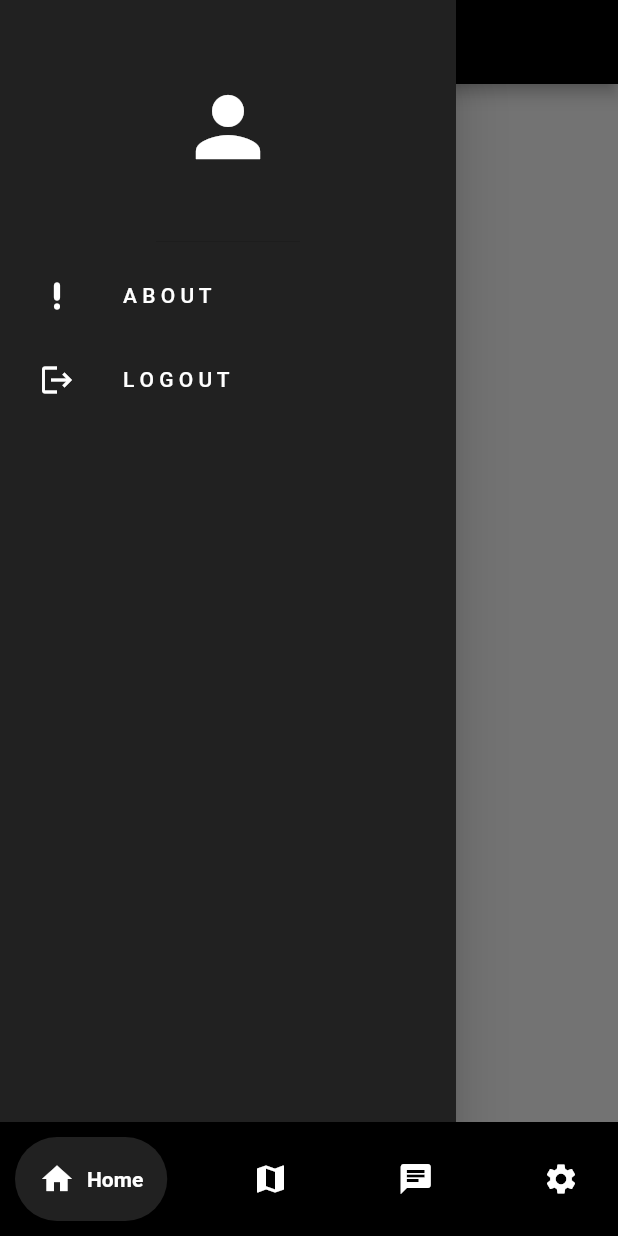
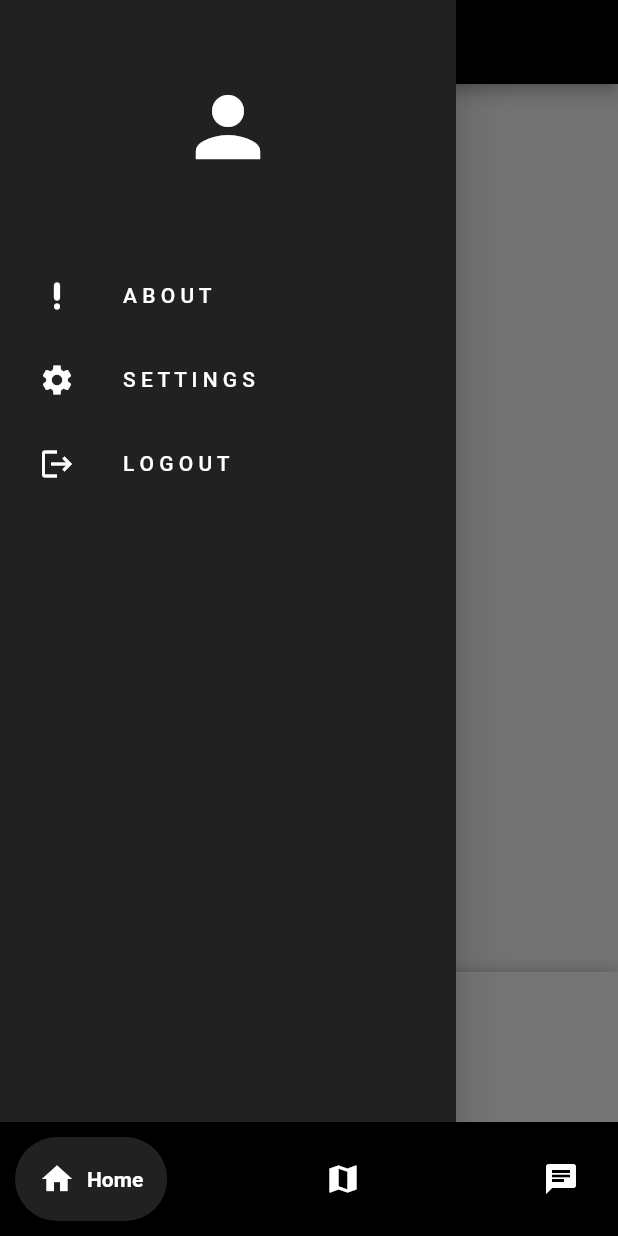
Before and after one commit to AsianZesus/App2, a Flutter app: the screen it shows once a user with an empty profile is signed in, with the side drawer open, on a phone screen of 412 x 824 dp. Run offline on Flutter 3.47's test engine with Material 2 defaults, Android fonts, the phone set to English and light mode, and no system bars; drawn by our look-alikes of firebase_database, google_nav_bar, sliding_up_panel; our stand-ins replace easy_splash_screen, firebase_auth, firebase_core, firebase_messaging, flutter_local_notifications, flutter_map and 2 more; missing offline and left inert: chart_sparkline; accounts and stored records are empty.

```diff
--- a/lib/components/bottom_nav_bar.dart
+++ b/lib/components/bottom_nav_bar.dart
@@ -27,9 +27,7 @@ class MyBottomNavBar extends StatelessWidget {
             GButton(icon: Icons.map,
             text: 'Map',),
             GButton(icon: Icons.chat,
-            text: 'Chatbot',),
-            GButton(icon: Icons.settings,
-            text: "Settings",)
+            text: 'Chatbot',)
           ],
         ),
       ),
--- a/lib/components/drawer.dart
+++ b/lib/components/drawer.dart
@@ -4,10 +4,12 @@ import 'package:flutter/material.dart';
 class MyDrawer extends StatelessWidget {
   final void Function()? onAboutTap;
   final void Function()? onLogOutTap;
+  final void Function()? onSettingsTap;
 
   const MyDrawer({super.key,
   required this.onAboutTap,
-  required this.onLogOutTap});
+  required this.onLogOutTap,
+  required this.onSettingsTap});
 
   @override
   Widget build(BuildContext context) {
@@ -26,6 +28,9 @@ class MyDrawer extends StatelessWidget {
           text: 'A B O U T',
           onTap: onAboutTap),
 
+          MyListTile(icon: Icons.settings, text: "S E T T I N G S",
+          onTap: onSettingsTap),
+
           MyListTile(icon: Icons.logout,
           text: "L O G O U T",
           onTap: onLogOutTap)
--- a/lib/pages/about_page.dart
+++ b/lib/pages/about_page.dart
@@ -11,7 +11,10 @@ class _AboutPageState extends State<AboutPage> {
   @override
   Widget build(BuildContext context) {
     return Scaffold(
-      appBar: AppBar(title: Text('About'),),
+      appBar: AppBar(
+        title: Text('About'),
+        backgroundColor: Colors.black,
+      ),
     );
   }
 }
--- a/lib/pages/dash_page.dart
+++ b/lib/pages/dash_page.dart
@@ -1,12 +1,17 @@
+import 'dart:async';
+
 import 'package:firebase_auth/firebase_auth.dart';
 import 'package:firebase_database/firebase_database.dart';
 import 'package:firebase_database/ui/firebase_animated_list.dart';
 import 'package:flood_app/components/drawer.dart';
 import 'package:flood_app/main.dart';
 import 'package:flood_app/pages/about_page.dart';
+import 'package:flood_app/pages/panel_widget.dart';
+import 'package:flood_app/pages/settings_page.dart';
 import 'package:flood_app/widgets/sensor_card.dart';
 import 'package:flutter/material.dart';
 import 'package:flutter_local_notifications/flutter_local_notifications.dart';
+import 'package:sliding_up_panel/sliding_up_panel.dart';
 
 class DashPage extends StatefulWidget {
   const DashPage({super.key});
@@ -18,11 +23,13 @@ class DashPage extends StatefulWidget {
 }
 
 class _DashPageState extends State<DashPage> {
-  void showNotificatinons() async{
+  void showNotificatinons() async {
     AndroidNotificationDetails androidDetails = const AndroidNotificationDetails(
         "notificaitons-flood", "Flood Notifications",
-        priority: Priority.max, importance: Importance.max,
-        styleInformation: BigTextStyleInformation("The sensors have detected an unusual surge of water that surpases the normal threshold. As a result, there is a high risk of flooding in low-lying areas and near water bodies."));
+        priority: Priority.max,
+        importance: Importance.max,
+        styleInformation: BigTextStyleInformation(
+            "The sensors have detected an unusual surge of water that surpases the normal threshold. As a result, there is a high risk of flooding in low-lying areas and near water bodies."));
 
     DarwinNotificationDetails iosDetails = const DarwinNotificationDetails(
       presentAlert: true,
@@ -30,14 +37,16 @@ class _DashPageState extends State<DashPage> {
       presentSound: true,
     );
 
-    NotificationDetails notiDetails = NotificationDetails(
-      android: androidDetails,
-      iOS: iosDetails
-    );
+    NotificationDetails notiDetails =
+        NotificationDetails(android: androidDetails, iOS: iosDetails);
 
     const String symbol = '\u26A0';
 
-    await notificationsPlugin.show(0, "Flood Alert  $symbol", "The sensors have detected an unusual surge of water that surpases the normal threshold. As a result, there is a high risk of flooding in low-lying areas and near water bodies.", notiDetails);
+    await notificationsPlugin.show(
+        0,
+        "Flood Alert  $symbol",
+        "The sensors have detected an unusual surge of water that surpases the normal threshold. As a result, there is a high risk of flooding in low-lying areas and near water bodies.",
+        notiDetails);
   }
 
   final Query dbRef = FirebaseDatabase.instance.ref().child('HC');
@@ -65,6 +74,18 @@ class _DashPageState extends State<DashPage> {
     );
   }
 
+  void onSettingsTap() {
+    // pop the app drawer
+    Navigator.pop(context);
+
+    Navigator.push(
+      context,
+      MaterialPageRoute(
+        builder: (context) => const SettingsPage(),
+      ),
+    );
+  }
+
   @override
   Widget build(BuildContext context) {
     return Scaffold(
@@ -75,7 +96,9 @@ class _DashPageState extends State<DashPage> {
       drawer: MyDrawer(
         onAboutTap: goToAboutPage,
         onLogOutTap: signOut,
+        onSettingsTap: onSettingsTap,
       ),
+      body: SlidingUpPanel(
         body: Column(
           children: [
             const SizedBox(
@@ -139,7 +162,8 @@ class _DashPageState extends State<DashPage> {
                       MySensorCard(
                           value: waterdata,
                           name: 'Water Flow',
-                        assetImage: const AssetImage('assets/images/water.png'),
+                          assetImage:
+                              const AssetImage('assets/images/water.png'),
                           unit: 'l/m',
                           trendData: waterList!,
                           linePoint: Colors.blueAccent),
@@ -148,8 +172,14 @@ class _DashPageState extends State<DashPage> {
                 },
               ),
             ),
-
+            const SizedBox(
+              height: 200,
+            ),
           ],
+        ),
+        panelBuilder: (controller) => PanelWidget(
+          controller: controller,
+        ),
       ),
     );
   }
--- a/lib/pages/home_page.dart
+++ b/lib/pages/home_page.dart
@@ -2,7 +2,6 @@ import 'package:flood_app/components/bottom_nav_bar.dart';
 import 'package:flood_app/pages/chat_page.dart';
 import 'package:flood_app/pages/dash_page.dart';
 import 'package:flood_app/pages/map_page.dart';
-import 'package:flood_app/pages/settings_page.dart';
 import 'package:flutter/material.dart';
 
 class HomePage extends StatefulWidget {
@@ -31,9 +30,6 @@ class _HomePageState extends State<HomePage> {
 
     // Chat page
     const ChatbotScreen(),
-
-    // Settings page
-    const SettingsPage(),
   ];
 
   @override
--- /dev/null
+++ b/lib/pages/panel_widget.dart
@@ -0,0 +1,62 @@
+import 'package:flutter/material.dart';
+import 'package:firebase_database/firebase_database.dart';
+import 'package:firebase_database/ui/firebase_animated_list.dart';
+
+class PanelWidget extends StatefulWidget {
+  final ScrollController controller;
+
+  const PanelWidget({
+    super.key,
+    required this.controller,
+  });
+
+  @override
+  State<PanelWidget> createState() => _PanelWidgetState();
+}
+
+class _PanelWidgetState extends State<PanelWidget> {
+  final Query dbRef = FirebaseDatabase.instance.ref().child('HC');
+  final Query dbRefTwo = FirebaseDatabase.instance.ref().child('YF');
+
+  @override
+  Widget build(BuildContext context) => ListView(
+        padding: EdgeInsets.zero,
+        scrollDirection: Axis.vertical,
+        shrinkWrap: true,
+        children: <Widget>[
+          const SizedBox(
+            height: 20,
+          ),
+          Container(
+            padding: const EdgeInsets.symmetric(horizontal: 18),
+            child: const Column(
+              crossAxisAlignment: CrossAxisAlignment.start,
+              children: [
+                Row(
+                  children: [
+                    Image(
+                      image: AssetImage('assets/images/warning.png'),
+                      height: 50,
+                    ),
+                    SizedBox(width: 10),
+                    Text(
+                      'Information on alerts',
+                      style:
+                          TextStyle(fontWeight: FontWeight.bold, fontSize: 20),
+                    ),
+                  ],
+                ),
+                Column(
+                  children: [
+
+                  ],
+                ),
+              ],
+            ),
+          ),
+          const SizedBox(
+            height: 24,
+          ),
+        ],
+      );
+}
--- a/lib/widgets/sensor_card.dart
+++ b/lib/widgets/sensor_card.dart
@@ -30,7 +30,7 @@ class MySensorCard extends StatelessWidget {
         shadowColor: Colors.white,
         elevation: 24,
         color: kMainBG,
-        child: Container(
+        child: SizedBox(
           width: MediaQuery.of(context).size.width * 0.8,
           height: 200,
           child: Row(
--- a/pubspec.yaml
+++ b/pubspec.yaml
@@ -49,6 +49,8 @@ dependencies:
   flutter_local_notifications: ^15.1.0+1
   flutter_animated_dialog: ^2.0.1
   firebase_messaging: ^14.6.5
+  sliding_up_panel2: ^3.3.0+1
+  sliding_up_panel: ^2.0.0+1
 
 dev_dependencies:
   flutter_test:
```
Also changed, not shown: lib/pages/chat_page.dart (+23 -6 lines), assets/images/warning.png (added), pubspec.lock. Lines whose indentation alone changed are shown as unchanged.
